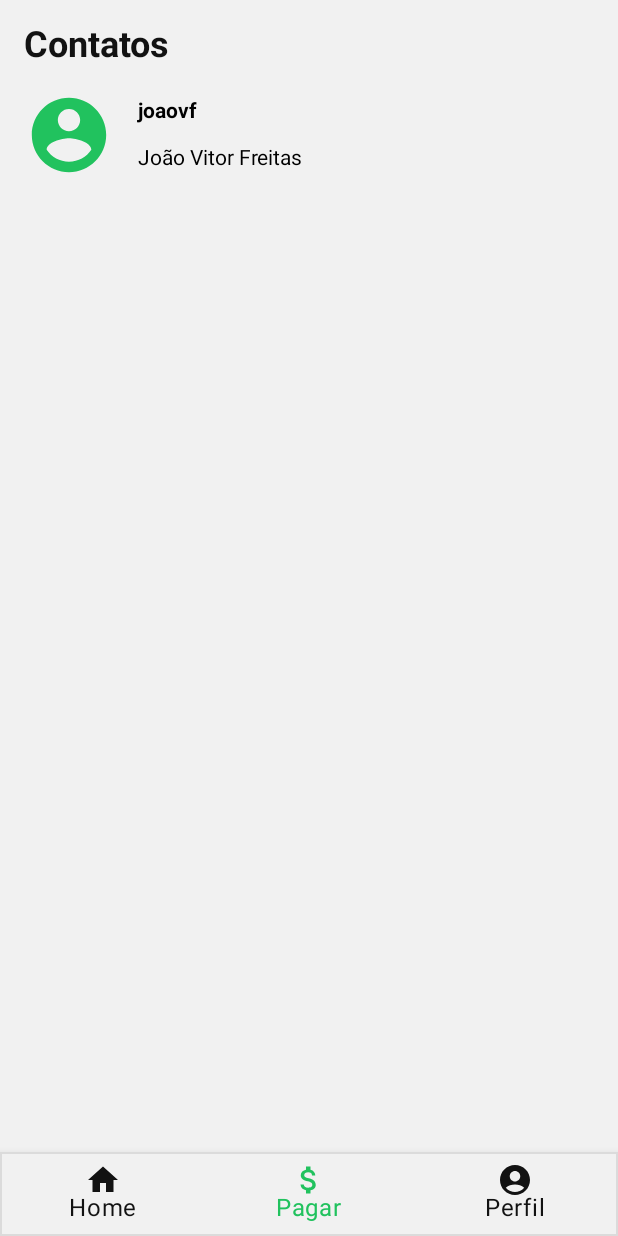
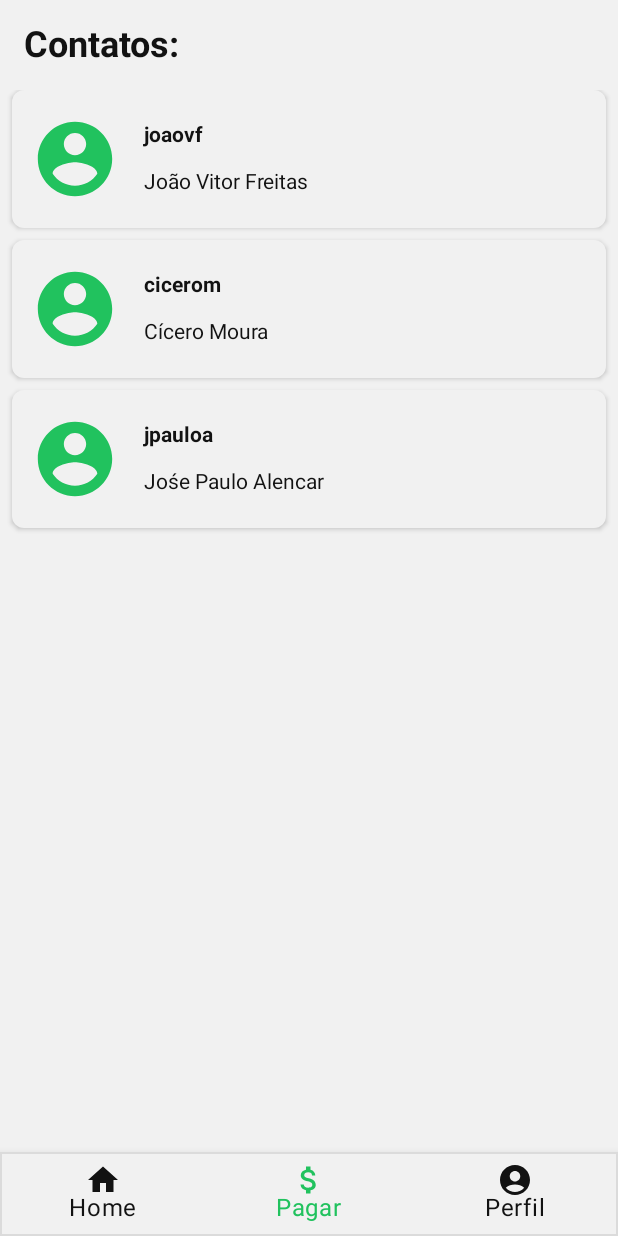
Before and after one commit to rodolfoHOk/dio.picpayclone-app, an Android app built with Jetpack Compose: the composable BottomNavScaffold shown on its own in the app's theme, item 2 of the bottom bar chosen, on a phone screen of 412 x 824 dp. Run offline under Robolectric (Android 15) with nearby library versions, the phone set to English and light mode, and no system bars.

Commit message:
feat: implement ui payment screen

```diff
--- a/app/src/main/java/br/com/dio/picpaycloneapp/ui/components/ContactItem.kt
+++ b/app/src/main/java/br/com/dio/picpaycloneapp/ui/components/ContactItem.kt
@@ -1,6 +1,7 @@
 package br.com.dio.picpaycloneapp.ui.components
 
 import androidx.compose.foundation.Image
+import androidx.compose.foundation.background
 import androidx.compose.foundation.layout.Arrangement
 import androidx.compose.foundation.layout.Column
 import androidx.compose.foundation.layout.Row
@@ -8,8 +9,10 @@ import androidx.compose.foundation.layout.fillMaxWidth
 import androidx.compose.foundation.layout.height
 import androidx.compose.foundation.layout.padding
 import androidx.compose.foundation.layout.size
-import androidx.compose.material.MaterialTheme
+import androidx.compose.foundation.shape.RoundedCornerShape
+import androidx.compose.material.Card
 import androidx.compose.material.Text
+import androidx.compose.material3.MaterialTheme
 import androidx.compose.runtime.Composable
 import androidx.compose.ui.Modifier
 import androidx.compose.ui.res.painterResource
@@ -19,11 +22,17 @@ import androidx.compose.ui.unit.dp
 import br.com.dio.picpaycloneapp.R
 
 @Composable
-fun ContactItem(username: String, name: String) {
+fun ContactItem(username: String, completeName: String) {
+    Card(
+        shape = RoundedCornerShape(8.dp),
+        elevation = 2.dp,
+        modifier = Modifier.padding(bottom = 4.dp),
+        backgroundColor = MaterialTheme.colorScheme.background
+    ) {
         Row(
             modifier = Modifier
                 .fillMaxWidth()
-            .padding(horizontal = 8.dp, vertical = 8.dp)
+                .padding(horizontal = 4.dp, vertical = 8.dp)
         ) {
             Image(
                 painter = painterResource(id = R.drawable.ic_contact),
@@ -41,15 +50,16 @@ fun ContactItem(username: String, name: String) {
                 Text(
                     text = username,
                     style = TextStyle(
-                    color = MaterialTheme.colors.onBackground,
+                        color = MaterialTheme.colorScheme.onBackground,
                         fontWeight = FontWeight.Bold
                     )
                 )
 
                 Text(
-                text = name,
-                style = TextStyle(color = MaterialTheme.colors.onBackground)
+                    text = completeName,
+                    style = TextStyle(color = MaterialTheme.colorScheme.onBackground)
                 )
             }
         }
     }
+}
--- a/app/src/main/java/br/com/dio/picpaycloneapp/ui/screens/payment/PaymentScreen.kt
+++ b/app/src/main/java/br/com/dio/picpaycloneapp/ui/screens/payment/PaymentScreen.kt
@@ -1,9 +1,12 @@
 package br.com.dio.picpaycloneapp.ui.screens.payment
 
+import androidx.compose.foundation.layout.Arrangement
 import androidx.compose.foundation.layout.Box
 import androidx.compose.foundation.layout.Column
 import androidx.compose.foundation.layout.fillMaxSize
 import androidx.compose.foundation.layout.padding
+import androidx.compose.foundation.lazy.LazyColumn
+import androidx.compose.foundation.lazy.items
 import androidx.compose.material3.Text
 import androidx.compose.runtime.Composable
 import androidx.compose.ui.Modifier
@@ -11,21 +14,35 @@ import androidx.compose.ui.text.TextStyle
 import androidx.compose.ui.text.font.FontWeight
 import androidx.compose.ui.unit.dp
 import androidx.compose.ui.unit.sp
+import br.com.dio.picpaycloneapp.data.User
 import br.com.dio.picpaycloneapp.ui.components.ContactItem
 
 @Composable
 fun PaymentScreen() {
+    val users: List<User> = listOf(
+        User(login = "joaovf", completeName = "João Vitor Freitas"),
+        User(login = "cicerom", completeName = "Cícero Moura"),
+        User(login = "jpauloa", completeName = "Jośe Paulo Alencar")
+    )
+
     Box(modifier = Modifier.fillMaxSize()) {
         Column(
             modifier = Modifier.fillMaxSize()
         ) {
             Text(
-                text = "Contatos",
+                text = "Contatos:",
                 style = TextStyle(fontSize = 24.sp, fontWeight = FontWeight.Bold),
                 modifier = Modifier.padding(top = 16.dp, start = 16.dp, end = 16.dp)
             )
 
-            ContactItem(username = "joaovf", name = "João Vitor Freitas")
+            LazyColumn(
+                modifier = Modifier.padding(vertical = 16.dp, horizontal = 8.dp),
+                verticalArrangement = Arrangement.spacedBy(4.dp)
+            ) {
+                items(users) { user ->
+                    ContactItem(username = user.login, completeName = user.completeName)
+                }
+            }
         }
     }
 }
```
Also changed, not shown: 1 other file. Lines whose indentation alone changed are shown as unchanged.
